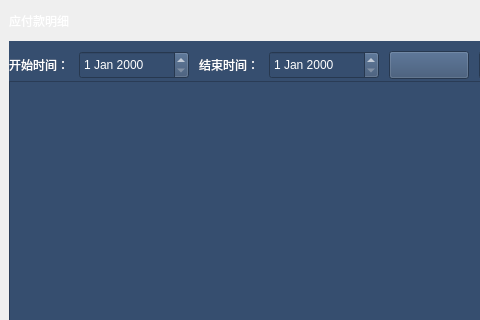
This is ChuangfengDesktop/NopayManagerQWidget.ui in asdlei99/chuangfengdesktop as Qt 5 draws it before an edit; both pictures show x 0 to 480 and y 0 to 320 of the 860 by 630 pixel window. The edited form follows.
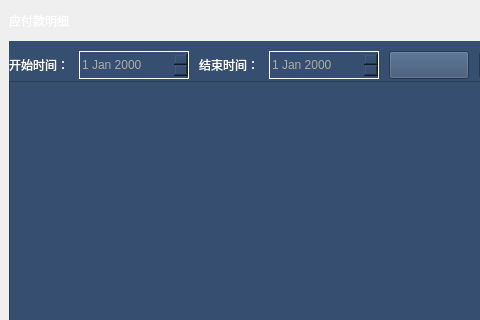
This is the edited form.

```diff
--- a/ChuangfengDesktop/NopayManagerQWidget.ui
+++ b/ChuangfengDesktop/NopayManagerQWidget.ui
@@ -161,7 +161,10 @@
        </rect>
       </property>
       <property name="styleSheet">
-       <string notr="true">color: rgb(255, 255, 255);</string>
+       <string notr="true">color: rgb(171, 171, 171);
+border-color: rgb(255, 255, 255);
+border-style: solid;
+border-width: 1px;</string>
       </property>
      </widget>
      <widget class="QLabel" name="label_8">
@@ -229,7 +232,10 @@
        </rect>
       </property>
       <property name="styleSheet">
-       <string notr="true">color: rgb(255, 255, 255);</string>
+       <string notr="true">color: rgb(171, 171, 171);
+border-color: rgb(255, 255, 255);
+border-style: solid;
+border-width: 1px;</string>
       </property>
      </widget>
      <widget class="QLabel" name="label_9">
```
